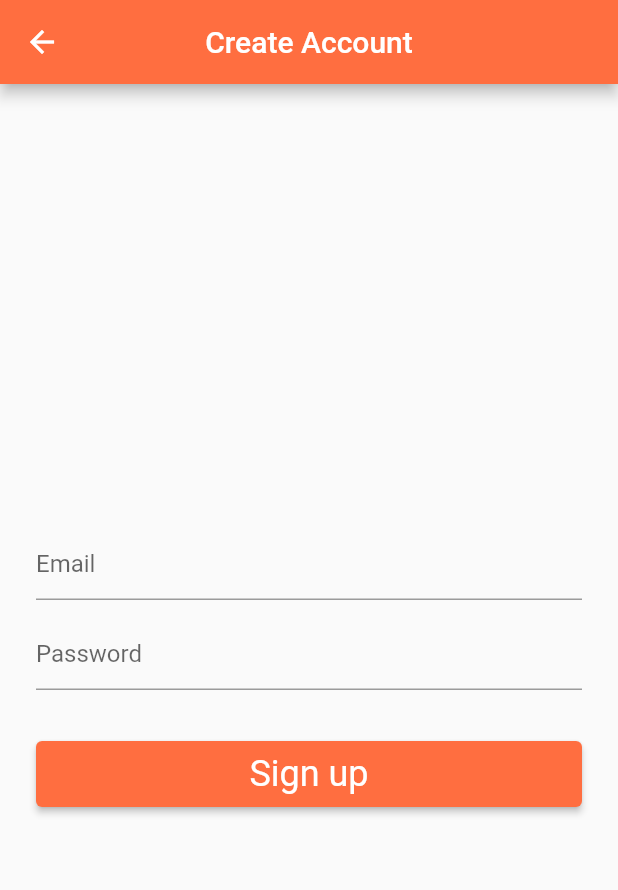
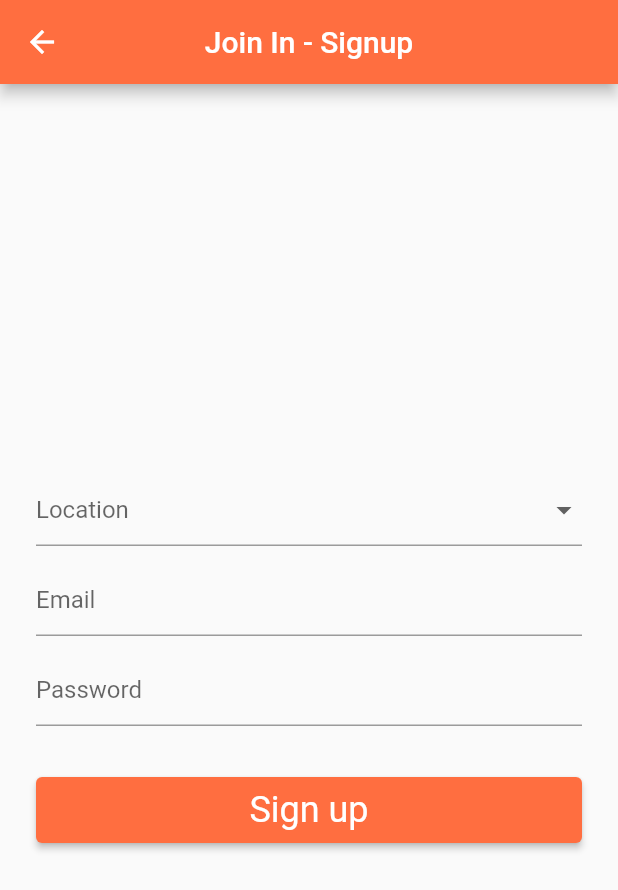
Before and after one commit to rayzor/tracker, a Flutter app: the SignUpScreen screen opened directly, on a phone screen of 412 x 824 dp. Shown: the top 890 px of the screen. Run offline on Flutter 3.47's test engine with Material 2 defaults, Android fonts, the phone set to English and light mode, and no system bars; our stand-ins replace charts_flutter_new, cloud_firestore, firebase_auth, firebase_core; accounts and stored records are empty.

Commit message:
SignUp Dropdown Select Location
Location selected by Dropdown. Hardwired for now.

```diff
--- /dev/null
+++ b/lib/models/entry.dart
@@ -0,0 +1,56 @@
+// Model Entry - ChatGPT code
+// A model class for a Firebase Firestore database with a collection named "entries"
+//This model class has a constructor that takes in the required fields as arguments,
+// as well as a factory constructor fromSnapshot
+// that converts a Firebase DocumentSnapshot to an Entry object.
+// The toMap method is used to convert an Entry object to a Map<String, dynamic>
+// that can be stored in the database.
+
+import 'package:cloud_firestore/cloud_firestore.dart';
+
+class Entry {
+  final String locationID;
+  final DateTime logDate;
+  final int quantity;
+  final String userID;
+  final int weekNumber;
+  final int yearNumber;
+
+  // A constructor that takes in the required fields as arguments
+  Entry({
+    required this.locationID,
+    required this.logDate,
+    required this.quantity,
+    required this.userID,
+    required this.weekNumber,
+    required this.yearNumber,
+  });
+
+  // A factory constructor fromSnapshot that converts
+  // a Firebase DocumentSnapshot to an Entry object.
+  factory Entry.fromSnapshot(DocumentSnapshot snapshot) {
+    Map<String, dynamic> data = snapshot.data() as Map<String, dynamic>;
+
+    return Entry(
+      locationID: data['locationID'],
+      logDate: (data['logDate'] as Timestamp).toDate(),
+      quantity: data['quantity'],
+      userID: data['userID'],
+      weekNumber: data['weekNumber'],
+      yearNumber: data['yearNumber'],
+    );
+  }
+
+  // The toMap method is used to convert an Entry object
+  // to a Map<String, dynamic> that can be stored in the database.
+  Map<String, dynamic> toMap() {
+    return {
+      'locationID': locationID,
+      'logDate': logDate,
+      'quantity': quantity,
+      'userID': userID,
+      'weekNumber': weekNumber,
+      'yearNumber': yearNumber,
+    };
+  }
+}
--- a/lib/screens/chart_screen.dart
+++ b/lib/screens/chart_screen.dart
@@ -4,34 +4,37 @@
 // Note: ! is the "assert symbol" saying I guarantee not null
 
 import 'package:cloud_firestore/cloud_firestore.dart';
+import 'package:firebase_auth/firebase_auth.dart';
 import 'package:flutter/material.dart'; //for all screen widgets, scaffold appbar etc
 import 'package:flutter/services.dart';
 import 'package:intl/intl.dart';
 
 import '../helpers/chart_helpers.dart';
-import 'login_screen.dart';
+import 'home_screen.dart';
 
 class ChartScreen extends StatefulWidget {
+  final User user;
+  ChartScreen({required this.user});
   //final GlobalKey<_TimeSeriesLineChartState> chartKey = GlobalKey(); //Error
 
   // Declare a field that holds the currentUserEmail from Navigator pushed from login
   // final User user;
   //    LoginScreen({required this.user});
 
-  final String currentUserEmail; // passed from the Navigator in main
-  const ChartScreen(
-      {Key? key,
-      // required this.chartKey,
-      required this.currentUserEmail})
-      : super(key: key);
+  //const ChartScreen( {Key? key,
+  //    // required this.chartKey,
+  //    required this.currentUserEmail})
+  //   : super(key: key);
 
   @override
-  DataEntryState createState() => DataEntryState();
+  ChartScreenState createState() => ChartScreenState();
 }
 
-class DataEntryState extends State<ChartScreen> {
+class ChartScreenState extends State<ChartScreen> {
   // late User _currentUser;
 
+  late User _currentUser;
+  //late late final String currentUserEmail = user.email.toString(); // passed from the Navigator in main
   //================= CGPT 1 Mod
   // chat gpt code to redraw chart when new data is entered.
   // needed to redraw chart on data entry
@@ -61,12 +64,13 @@ class DataEntryState extends State<ChartScreen> {
   void initState() {
     super.initState();
     // _currentUser = widget.user;
-
+    _currentUser = widget.user;
+    //currentUserEmail = widget.user.email;
     weekNumber = _getWeekNumber(
         today); // for easy calc the week number for aggregating quantities by week
     //todo Fix. this is not a string for Mallow it is an object.. must do convert to list and extract see. chart code
-    getLocation(widget
-        .currentUserEmail); // get the location for this emailUser, Glanmire or Watergrasshill etc
+    getLocation(widget.user.email.toString());
+    //.currentUserEmail); // get the location for this emailUser, Glanmire or Watergrasshill etc
   }
 
 // Chat GPT how to calc the week number . combine with yearNumber for unique range
@@ -107,7 +111,7 @@ class DataEntryState extends State<ChartScreen> {
   @override
   Widget build(BuildContext context) {
     // widget keyword is needed here to expose currentUserEmail in this build Widget - not intuitive a bit wierd
-    final userEmail = widget.currentUserEmail;
+    final userEmail = widget.user.email;
 
     // get all entries here for display in Stream in ListView.
     // Get a reference to the entries collection
@@ -128,7 +132,10 @@ class DataEntryState extends State<ChartScreen> {
 
                   Navigator.of(context).pushReplacement(
                     MaterialPageRoute(
-                      builder: (context) => LoginScreen(),
+                      // builder: (context) => LoginScreen(),
+                      builder: (context) => HomeScreen(
+                        user: widget.user,
+                      ),
                     ),
                   )),
         ),
@@ -149,7 +156,8 @@ class DataEntryState extends State<ChartScreen> {
             Expanded(
               child: TimeSeriesLineChart(
                 //  chartKey: chartKey,
-                currentUserEmail: userEmail,
+                //currentUserEmail: userEmail,
+                currentUserEmail: userEmail.toString(),
               ),
             )
 
--- a/lib/screens/signup_screen.dart
+++ b/lib/screens/signup_screen.dart
@@ -1,9 +1,15 @@
+// tracker Flutter app - Glanmire Coder Dojo
+// register the signup the new User.
+// also record a first entry in entries collection with
+// email, locationID = location selected from dropdown.
+
 import 'package:firebase_auth/firebase_auth.dart';
 //import 'package:firebase_core/firebase_core.dart';
 import 'package:flutter/material.dart';
 import 'package:tracker/helpers/auth_helpers.dart';
 import 'package:tracker/helpers/validator_helpers.dart';
-import 'package:tracker/screens/home_screen.dart';
+
+import 'chart_screen.dart';
 
 class SignUpScreen extends StatefulWidget {
   @override
@@ -13,28 +19,44 @@ class SignUpScreen extends StatefulWidget {
 class _SignUpScreenState extends State<SignUpScreen> {
   final _registerFormKey = GlobalKey<FormState>();
 
-  final _nameTextController = TextEditingController();
+  //final _locationTextController = TextEditingController();
   final _emailTextController = TextEditingController();
   final _passwordTextController = TextEditingController();
 
-  final _focusName = FocusNode();
+  //final _focusLocation = FocusNode();
   final _focusEmail = FocusNode();
   final _focusPassword = FocusNode();
 
   bool _isProcessing = false;
 
+  //ChatGPT code for DropDown in the Form widget.
+  List<String> locations = [
+    'Glanmire',
+    'Watergrasshill',
+    'Knockraha',
+    'Glounthaune',
+    'Mayfield',
+    'Carrigtwohill',
+    'Midleton',
+    'Location 8',
+    'Location 9',
+    'Location 10'
+  ];
+
+  String? _selectedLocation;
+
   @override
   Widget build(BuildContext context) {
     return GestureDetector(
       onTap: () {
-        _focusName.unfocus();
+        //_focusLocation.unfocus();
         _focusEmail.unfocus();
         _focusPassword.unfocus();
       },
       child: Scaffold(
         appBar: AppBar(
           backgroundColor: Colors.deepOrangeAccent,
-          title: Text('Create Account'),
+          title: Text('Join In - Signup'),
           centerTitle: true,
         ),
         body: Padding(
@@ -46,12 +68,44 @@ class _SignUpScreenState extends State<SignUpScreen> {
                 Form(
                   key: _registerFormKey,
                   child: Column(
+                    mainAxisAlignment: MainAxisAlignment.center,
                     children: <Widget>[
+                      //=========== try5  Dropdown menu
+                      //   List<String> locations = ['Location 1', 'Location 2', 'Location 3', 'Location 4', 'Location 5', 'Location 6', 'Location 7', 'Location 8', 'Location 9', 'Location 10'];
+
+                      //    String? _selectedLocation;
+
+                      DropdownButtonFormField(
+                        value: _selectedLocation,
+                        onChanged: (newValue) {
+                          setState(() {
+                            _selectedLocation = newValue.toString();
+                          });
+                        },
+                        items: locations.map((location) {
+                          return DropdownMenuItem(
+                            value: location,
+                            child: Text(location),
+                          );
+                        }).toList(),
+                        decoration: InputDecoration(
+                          hintText: "Location",
+                          errorBorder: UnderlineInputBorder(
+                            borderRadius: BorderRadius.circular(6.0),
+                            borderSide: BorderSide(
+                              color: Colors.red,
+                            ),
+                          ),
+                        ),
+                      ),
+
+                      //==== try5  ================
+
                       // omit name field
                       /*
                       TextFormField(
-                        controller: _nameTextController,
-                        focusNode: _focusName,
+                        controller: _locationTextController,
+                        focusNode: _focusLocation,
                         validator: (value) => Validator.validateName(
                           name: value,
                         ),
@@ -118,7 +172,10 @@ class _SignUpScreenState extends State<SignUpScreen> {
                                       if (_registerFormKey.currentState!.validate()) {
                                         User? user = await FirebaseAuthHelper
                                             .registerUsingEmailPassword(
-                                          name: _nameTextController.text,
+                                          //   name: _nameTextController.text,
+                                          // use the name required by yhe built in validation in Firebase
+                                          /// to record the user location on Signup
+                                          name: _selectedLocation.toString(),
                                           email: _emailTextController.text,
                                           password: _passwordTextController.text,
                                         );
@@ -131,7 +188,11 @@ class _SignUpScreenState extends State<SignUpScreen> {
                                           Navigator.of(context).pushAndRemoveUntil(
                                             MaterialPageRoute(
                                               builder: (context) =>
-                                                  HomeScreen(user: user),
+                                                  //    HomeScreen(user: user),
+                                                  ChartScreen(user: user),
+                                              //    ChartScreen(
+                                              //        currentUserEmail:
+                                              //            user.email.toString()),
                                             ),
                                             ModalRoute.withName('/'),
                                           );
--- a/pubspec.yaml
+++ b/pubspec.yaml
@@ -68,6 +68,11 @@ flutter:
     - assets/images/jellyfish.jpg
     - assets/images/dandelions.png
     - assets/images/flying-dandelions.png
+    - assets/images/boy_sea.jpg
+    - assets/images/boy_bottle.jpg
+    - assets/images/plastic_bottles.jpg
+
+
   #   - images/a_dot_ham.jpeg
 
   # An image asset can refer to one or more resolution-specific "variants", see
```
Also changed, not shown: lib/screens/login_screen.dart (+62 -7 lines), assets/images/boy_bottle.JPG (added), assets/images/boy_sea.JPG (added), assets/images/plastic_bottles.JPG (added), assets/images/plastic_sea.JPG (added), 2 other files.
